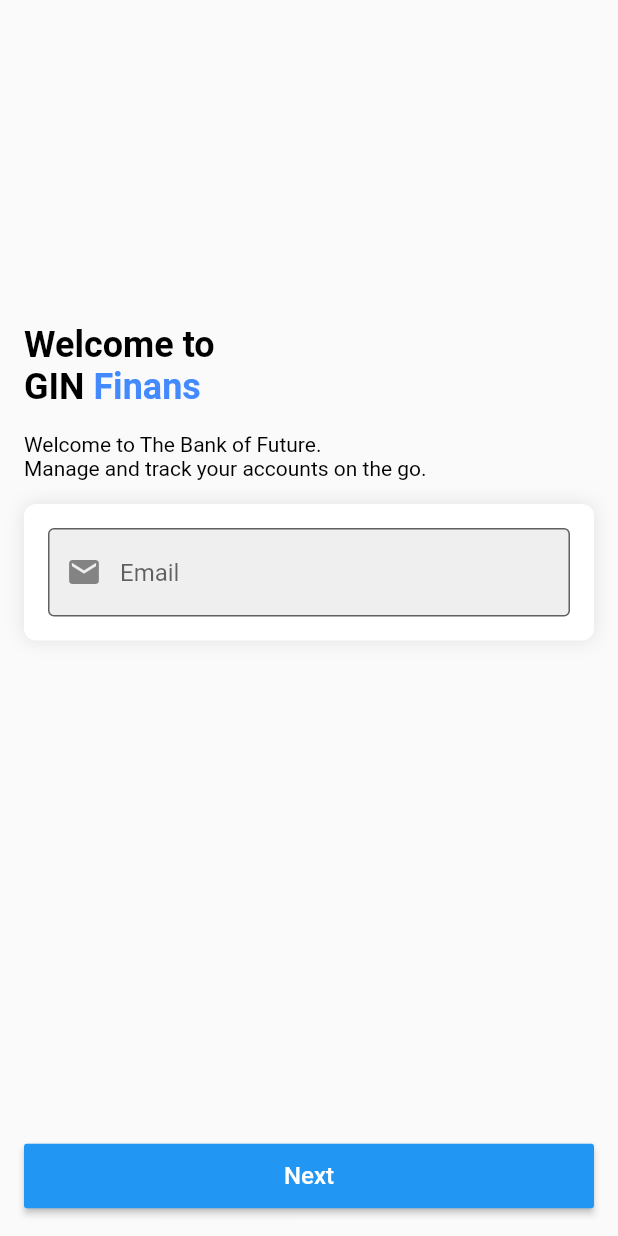
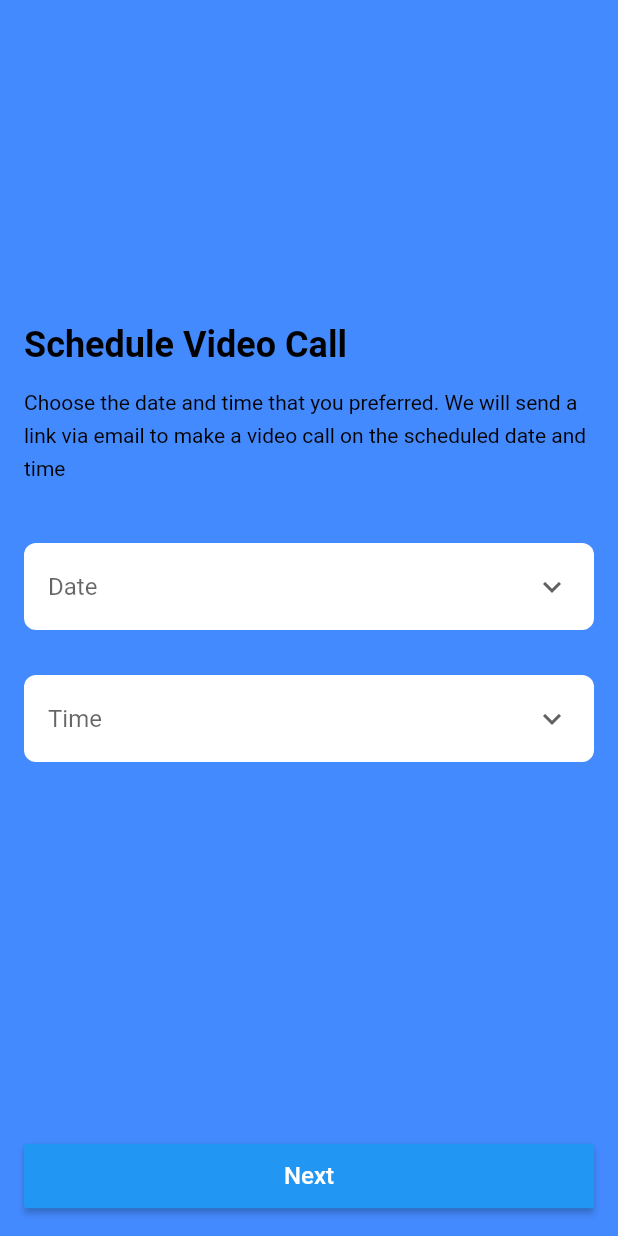
Before and after one commit to mahendraatgithub/assignment, a Flutter app: the screen it shows after launch, on a phone screen of 412 x 824 dp. Run offline on Flutter 3.47's test engine with Material 2 defaults, Android fonts, the phone set to English and light mode, and no system bars.

```diff
--- a/lib/common/strings.dart
+++ b/lib/common/strings.dart
@@ -6,4 +6,16 @@ abstract class Strings {
       'Welcome to The Bank of Future.\nManage and track your accounts on the go.';
   static const String btn_next = 'Next';
   static const String email = 'Email';
+  static const String create_password = 'Create Password';
+  static const String password_use_text = 'Password will be used to login to account';
+  static const String complexity = 'Complexity';
+  static const String lowercase = 'Lowercase';
+  static const String uppercase = 'Uppercase';
+  static const String number = 'Number';
+  static const String characters = 'Characters';
+  static const String personalInfoHeading = 'Personal Information';
+  static const String personalInfoDesc = 'Please fill in the information below and your goal for digital saving.';
+  static const String scheduleHeading = 'Schedule Video Call';
+  static const String scheduleDesc =
+      'Choose the date and time that you preferred. We will send a link via email to make a video call on the scheduled date and time';
 }
--- a/lib/main.dart
+++ b/lib/main.dart
@@ -1,3 +1,6 @@
+import 'package:dkatalis_assignment/screens/password_setup_screen.dart';
+import 'package:dkatalis_assignment/screens/personal_info_screen.dart';
+import 'package:dkatalis_assignment/screens/schedule_screen.dart';
 import 'package:dkatalis_assignment/screens/welcome_screen.dart';
 import 'package:flutter/material.dart';
 
@@ -16,8 +19,11 @@ class MyApp extends StatelessWidget {
       ),
       routes: {
         WelcomeScreen.routeName: (_) => WelcomeScreen(),
+        PasswordSetupScreen.routeName: (_) => PasswordSetupScreen(),
+        PersonalInfoScreen.routeName: (_) => PersonalInfoScreen(),
+        ScheduleScreen.routeName: (_) => ScheduleScreen(),
       },
-      initialRoute: WelcomeScreen.routeName,
+      initialRoute: ScheduleScreen.routeName,
     );
   }
 }
--- /dev/null
+++ b/lib/screens/schedule_screen.dart
@@ -0,0 +1,87 @@
+import 'package:dkatalis_assignment/common/strings.dart';
+import 'package:dkatalis_assignment/widgets/drop_down.dart';
+import 'package:flutter/material.dart';
+import 'package:flutter/widgets.dart';
+
+class ScheduleScreen extends StatefulWidget {
+  static const routeName = '/schedule';
+
+  @override
+  _ScheduleScreenState createState() => _ScheduleScreenState();
+}
+
+class _ScheduleScreenState extends State<ScheduleScreen> {
+  final DropDownController _dateController = DropDownController();
+  final DropDownController _timeController = DropDownController();
+
+  @override
+  Widget build(BuildContext context) {
+    return Scaffold(
+      backgroundColor: Colors.blueAccent,
+      body: SingleChildScrollView(
+        child: Padding(
+          padding: const EdgeInsets.all(16.0),
+          child: Column(
+            crossAxisAlignment: CrossAxisAlignment.start,
+            children: [
+              SizedBox(
+                height: 200,
+              ),
+              Text(
+                Strings.scheduleHeading,
+                style: TextStyle(fontSize: 24, fontWeight: FontWeight.bold, color: Colors.black),
+              ),
+              SizedBox(
+                height: 12,
+              ),
+              Text(
+                Strings.scheduleDesc,
+                style: TextStyle(
+                  fontSize: 14,
+                  color: Colors.black,
+                  height: 22 / 14,
+                ),
+              ),
+              SizedBox(
+                height: 40,
+              ),
+              DropDown(
+                items: ['Date1', 'Date2', 'Date3', 'Date4'],
+                hintText: 'Date',
+                controller: _dateController,
+              ),
+              SizedBox(
+                height: 30,
+              ),
+              DropDown(
+                items: ['Time1', 'Time2', 'Time3'],
+                hintText: 'Time',
+                controller: _timeController,
+              ),
+            ],
+          ),
+        ),
+      ),
+      bottomNavigationBar: Padding(
+        padding: const EdgeInsets.all(16.0),
+        child: RaisedButton(
+          color: Theme.of(context).primaryColor,
+          child: Padding(
+            padding: const EdgeInsets.all(12.0),
+            child: Text(
+              Strings.btn_next,
+              style: TextStyle(
+                color: Colors.white,
+                fontSize: 16,
+              ),
+            ),
+          ),
+          onPressed: () {
+            print('Time: ${_dateController.value}');
+            print('Date: ${_timeController.value}');
+          },
+        ),
+      ),
+    );
+  }
+}
--- /dev/null
+++ b/lib/widgets/drop_down.dart
@@ -0,0 +1,58 @@
+import 'package:flutter/material.dart';
+import 'package:flutter/widgets.dart';
+
+class DropDownController {
+  String value;
+}
+
+class DropDown extends StatefulWidget {
+  final List<String> items;
+  final DropDownController controller;
+  final String hintText;
+
+  const DropDown({Key key, @required this.items, this.controller, this.hintText}) : super(key: key);
+
+  @override
+  _DropDownState createState() => _DropDownState(controller, hintText: hintText);
+}
+
+class _DropDownState extends State<DropDown> {
+  DropDownController controller;
+  String hintText;
+
+  _DropDownState(this.controller, {this.hintText}) {
+    controller = controller ?? DropDownController();
+  }
+
+  @override
+  Widget build(BuildContext context) {
+    return Container(
+      padding: EdgeInsets.symmetric(horizontal: 16, vertical: 5),
+      decoration: BoxDecoration(
+        color: Colors.white,
+        borderRadius: BorderRadius.circular(8),
+      ),
+      child: DropdownButton<String>(
+        value: controller.value,
+        isExpanded: true,
+        // TODO complete hint widget
+        hint: hintText != null ? Text(hintText) : null,
+        icon: Icon(Icons.keyboard_arrow_down),
+        underline: SizedBox(),
+        onChanged: (String item) {
+          setState(() {
+            controller.value = item;
+          });
+        },
+        items: widget.items != null
+            ? widget.items.map<DropdownMenuItem<String>>((String value) {
+                return DropdownMenuItem<String>(
+                  value: value,
+                  child: Text(value),
+                );
+              }).toList()
+            : [],
+      ),
+    );
+  }
+}
```
Also changed, not shown: lib/screens/password_setup_screen.dart (added, +157 -0 lines), lib/screens/personal_info_screen.dart (added, +94 -0 lines), lib/utils/password_complexity_mixin.dart (added, +56 -0 lines), lib/widgets/csh_drop_down.dart (added, +95 -0 lines), lib/widgets/password_test_cases_widget.dart (added, +34 -0 lines).
